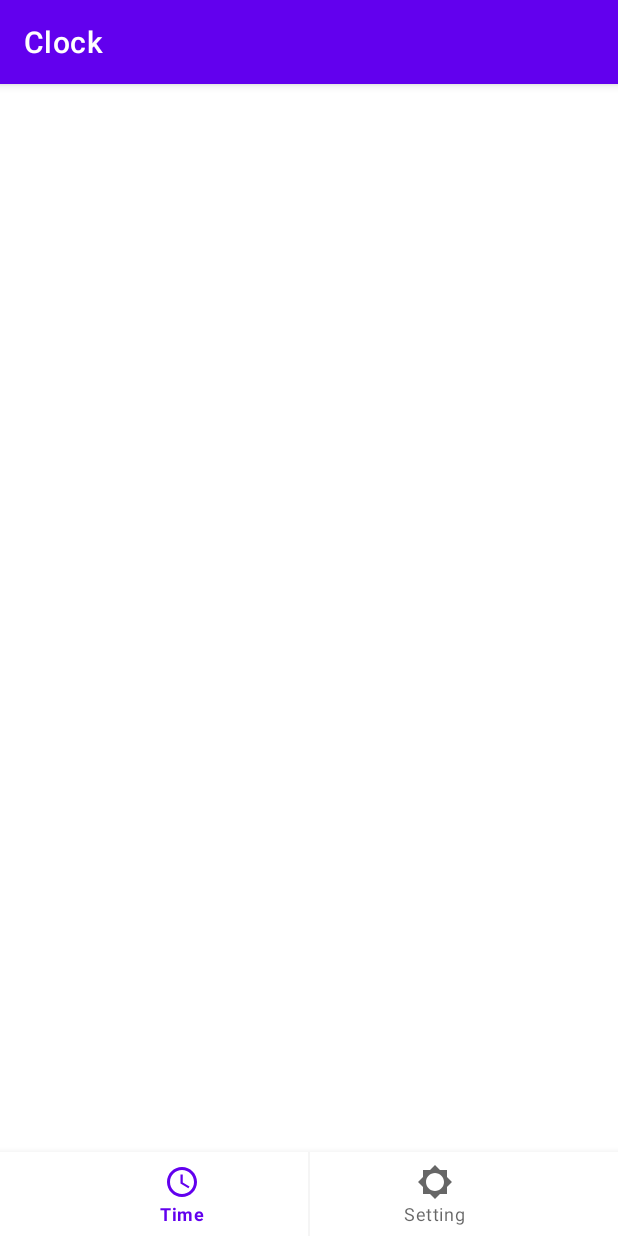
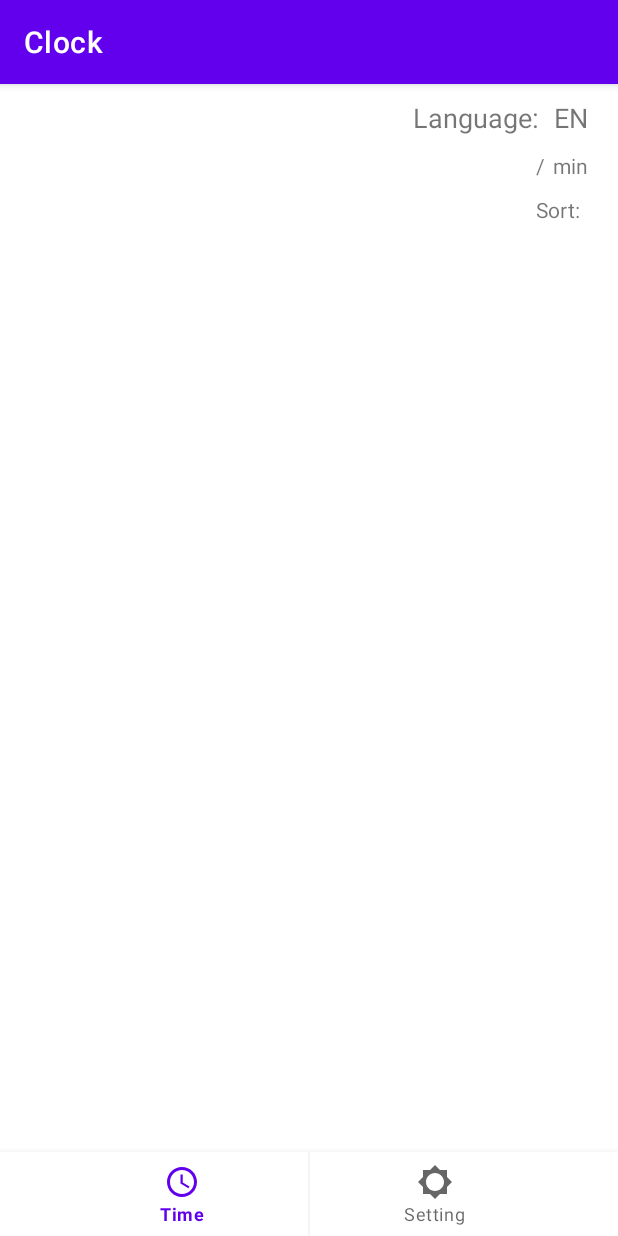
Before and after one commit to charlie1081/Clock, an Android app: the screen it shows after launch (MainActivity), on a phone screen of 412 x 824 dp. Run offline under Robolectric (Android 15) with nearby library versions, the phone set to English and light mode, and no system bars; our stand-ins replace Timber; libraries missing offline, so code that uses them is left out: com.tencent.mmkv; 2 statements that could not run were skipped.

Commit message:
add timeFragment ui

```diff
--- a/app/src/main/java/com/example/clock/App.kt
+++ b/app/src/main/java/com/example/clock/App.kt
@@ -1,11 +1,13 @@
 package com.example.clock
 
 import android.app.Application
+import com.tencent.mmkv.MMKV
 import timber.log.Timber
 
 class App: Application() {
     override fun onCreate() {
         super.onCreate()
         Timber.plant(Timber.DebugTree())
+        MMKV.initialize(this)
     }
 }
--- a/app/src/main/java/com/example/clock/MainActivity.kt
+++ b/app/src/main/java/com/example/clock/MainActivity.kt
@@ -1,15 +1,64 @@
 package com.example.clock
 
 import android.os.Bundle
+import androidx.activity.addCallback
 import androidx.appcompat.app.AppCompatActivity
+import androidx.navigation.NavController
+import androidx.navigation.findNavController
+import androidx.navigation.fragment.NavHostFragment
 import com.example.clock.databinding.MainActivityBinding
+import com.google.android.material.navigation.NavigationBarView
 
 class MainActivity : AppCompatActivity() {
     private lateinit var vb: MainActivityBinding
 
+    private lateinit var navController: NavController
+
+    private val navListener = NavigationBarView.OnItemSelectedListener { item ->
+
+        when (item.itemId) {
+            vb.bnvMainNav.selectedItemId -> {
+                return@OnItemSelectedListener true
+            }
+
+            R.id.time -> {
+                navController.navigate(R.id.actionToTimeFragment)
+            }
+
+            R.id.setting -> {
+                navController.navigate(R.id.actionToSettingFragment)
+            }
+
+            else -> {
+                return@OnItemSelectedListener true
+            }
+        }
+        true
+    }
+
     override fun onCreate(savedInstanceState: Bundle?) {
         super.onCreate(savedInstanceState)
+        initView()
+        setListener()
+    }
+
+    private fun initView() {
         vb = MainActivityBinding.inflate(layoutInflater)
         setContentView(vb.root)
+        navController =
+            (supportFragmentManager.findFragmentById(R.id.mainFragment) as NavHostFragment).navController
+    }
+
+    private fun setListener() {
+        vb.bnvMainNav.setOnItemSelectedListener(navListener)
+        onBackPressedDispatcher.addCallback {
+            if(isTaskRoot) {
+                finish()
+            }
+        }
+    }
+
+    override fun onSupportNavigateUp(): Boolean {
+        return findNavController(R.id.main_nav).navigateUp()
     }
 }
--- a/app/src/main/java/com/example/clock/TimeFragment.kt
+++ b/app/src/main/java/com/example/clock/TimeFragment.kt
@@ -5,11 +5,27 @@ import android.view.LayoutInflater
 import android.view.View
 import android.view.ViewGroup
 import androidx.fragment.app.Fragment
+import androidx.navigation.NavController
+import androidx.navigation.fragment.findNavController
 import com.example.clock.databinding.TimeFragmentBinding
+import com.example.clock.dialog.ListDialog
+import com.example.clock.extension.getNavGraphViewModel
+import com.example.clock.viewholder.StringItemViewHolder
+import com.example.clock.viewmodel.TimeFragmentViewModel
+import java.util.Locale
 
-class TimeFragment: Fragment() {
+class TimeFragment : Fragment() {
     private var _vb: TimeFragmentBinding? = null
-    private val vb get() =  _vb!!
+    private val vb get() = _vb!!
+
+    private lateinit var vm: TimeFragmentViewModel
+
+    protected var navController: NavController? = null
+
+    override fun onCreate(savedInstanceState: Bundle?) {
+        super.onCreate(savedInstanceState)
+        vm = getNavGraphViewModel(R.id.main_nav) { TimeFragmentViewModel(activity?.application as App) }
+    }
 
     override fun onCreateView(
         inflater: LayoutInflater,
@@ -20,6 +36,35 @@ class TimeFragment: Fragment() {
         return vb.root
     }
 
+    override fun onViewCreated(view: View, savedInstanceState: Bundle?) {
+        super.onViewCreated(view, savedInstanceState)
+        initView()
+        setListener()
+        navController = findNavController()
+    }
+
+    private fun initView() {
+        vb.tvSortStyle.text = vm.getSortType()
+    }
+
+    private fun setListener() {
+        vb.tvLanCate.setOnClickListener { tvLanCateOnClick() }
+    }
+
+    private fun tvLanCateOnClick() {
+        openLanDialog()
+    }
+
+    private fun openLanDialog() {
+        context?.let { context ->
+            ListDialog(context, listOf("en", "zh-TW"), object : StringItemViewHolder.OnItemClickListener{
+                override fun onItemClick(text: String) {
+                    //call vm to change language
+                }
+            }).show()
+        }
+    }
+
     override fun onDestroyView() {
         super.onDestroyView()
         _vb = null
--- /dev/null
+++ b/app/src/main/java/com/example/clock/extension/FragmentExtension.kt
@@ -0,0 +1,26 @@
+package com.example.clock.extension
+
+import androidx.annotation.IdRes
+import androidx.fragment.app.Fragment
+import androidx.lifecycle.SavedStateHandle
+import androidx.lifecycle.ViewModel
+import androidx.lifecycle.ViewModelProvider
+import androidx.lifecycle.ViewModelStoreOwner
+import androidx.navigation.fragment.findNavController
+import androidx.savedstate.SavedStateRegistryOwner
+
+inline fun <reified T: ViewModel> Fragment.getNavGraphViewModel(@IdRes navGraphId: Int, noinline creator: ((handle: SavedStateHandle) -> T)? = null): T {
+    val backStackEntry = findNavController().getBackStackEntry(navGraphId)
+    return createViewModelProvider(backStackEntry, backStackEntry, creator)
+}
+
+inline fun <reified T: ViewModel> createViewModelProvider(viewModelStoreOwner: ViewModelStoreOwner,
+                                                          savedStateRegistryOwner: SavedStateRegistryOwner,
+                                                          noinline creator: ((handle: SavedStateHandle) -> T)? = null): T {
+    return when(creator) {
+        null -> ViewModelProvider(viewModelStoreOwner)[T::class.java]
+        else -> ViewModelProvider(viewModelStoreOwner,
+            SavedStateViewModelProviderFactory(savedStateRegistryOwner, creator)
+        )[T::class.java]
+    }
+}
--- /dev/null
+++ b/app/src/main/java/com/example/clock/extension/SavedStateViewModelProviderFactory.kt
@@ -0,0 +1,21 @@
+package com.example.clock.extension
+
+import android.os.Bundle
+import androidx.lifecycle.*
+import androidx.savedstate.SavedStateRegistryOwner
+
+class SavedStateViewModelProviderFactory<T>(
+    owner: SavedStateRegistryOwner,
+    private val creator: (handle: SavedStateHandle) -> T,
+    defaultArgs: Bundle? = null
+): AbstractSavedStateViewModelFactory(owner, defaultArgs) {
+
+    override fun <T : ViewModel> create(
+        key: String,
+        modelClass: Class<T>,
+        handle: SavedStateHandle
+    ): T {
+        val vm = creator(handle)
+        return vm as T
+    }
+}
--- /dev/null
+++ b/app/src/main/java/com/example/clock/viewmodel/TimeFragmentViewModel.kt
@@ -0,0 +1,27 @@
+package com.example.clock.viewmodel
+
+import android.app.Application
+import android.content.Context
+import androidx.lifecycle.AndroidViewModel
+import androidx.lifecycle.ViewModel
+import com.example.clock.R
+import com.example.clock.mmkv.TimePrefManager
+import timber.log.Timber
+import java.util.Locale
+
+class TimeFragmentViewModel(app: Application): AndroidViewModel(app) {
+
+    private val context = getApplication<Application>().applicationContext
+
+    fun setLocale(locale: Locale) {
+
+    }
+
+    fun getSortType(): String {
+        return if(TimePrefManager.timeSort) {
+            context.resources.getString(R.string.asc_sort)
+        } else {
+            context.resources.getString(R.string.desc_sort)
+        }
+    }
+}
--- a/app/src/main/res/layout/main_activity.xml
+++ b/app/src/main/res/layout/main_activity.xml
@@ -7,10 +7,10 @@
 
     <androidx.fragment.app.FragmentContainerView
         android:id="@+id/mainFragment"
+        android:name="androidx.navigation.fragment.NavHostFragment"
         android:layout_width="match_parent"
         android:layout_height="0dp"
-        app:defaultNavHost="true"
-
+        app:defaultNavHost="false"
         app:layout_constraintBottom_toTopOf="@+id/bnvMainNav"
         app:layout_constraintTop_toTopOf="parent"
         app:navGraph="@navigation/main_nav"
--- a/app/src/main/res/layout/time_fragment.xml
+++ b/app/src/main/res/layout/time_fragment.xml
@@ -1,6 +1,7 @@
 <?xml version="1.0" encoding="utf-8"?>
 <androidx.constraintlayout.widget.ConstraintLayout xmlns:android="http://schemas.android.com/apk/res/android"
     xmlns:app="http://schemas.android.com/apk/res-auto"
+    xmlns:tools="http://schemas.android.com/tools"
     android:layout_width="match_parent"
     android:layout_height="match_parent"
     android:paddingHorizontal="20dp"
@@ -33,13 +34,76 @@
     </androidx.constraintlayout.widget.ConstraintLayout>
 
     <androidx.constraintlayout.widget.ConstraintLayout
+        android:id="@+id/clMin"
         android:layout_width="match_parent"
         android:layout_height="wrap_content"
         app:layout_constraintTop_toBottomOf="@+id/clLan"
-        android:layout_marginTop="10dp">
+        android:layout_marginTop="@dimen/item_margin_top">
 
+        <TextView
+            android:id="@+id/tvMin"
+            android:layout_width="wrap_content"
+            android:layout_height="wrap_content"
+            android:text="@string/min"
+            app:layout_constraintTop_toTopOf="parent"
+            app:layout_constraintEnd_toEndOf="parent"/>
 
+        <TextView
+            android:id="@+id/tvDivider"
+            android:layout_width="wrap_content"
+            android:layout_height="wrap_content"
+            android:text="@string/divider"
+            android:layout_marginHorizontal="5dp"
+            app:layout_constraintEnd_toStartOf="@+id/tvMin"
+            app:layout_constraintTop_toTopOf="parent" />
 
     </androidx.constraintlayout.widget.ConstraintLayout>
 
+    <androidx.constraintlayout.widget.ConstraintLayout
+        android:id="@+id/clSort"
+        android:layout_width="match_parent"
+        android:layout_height="wrap_content"
+        app:layout_constraintTop_toBottomOf="@+id/clMin"
+        android:layout_marginTop="@dimen/item_margin_top">
+
+        <TextView
+            android:id="@+id/tvSortStyle"
+            android:layout_width="wrap_content"
+            android:layout_height="wrap_content"
+            tools:text="@string/asc_sort"
+            app:layout_constraintEnd_toEndOf="parent"
+            app:layout_constraintTop_toTopOf="parent"
+            app:layout_constraintStart_toEndOf="@+id/tvSortDivider"/>
+
+        <TextView
+            android:id="@+id/tvSortDivider"
+            android:layout_width="wrap_content"
+            android:layout_height="wrap_content"
+            android:text="@string/sort_divider"
+            android:layout_marginEnd="5dp"
+            app:layout_constraintEnd_toStartOf="@+id/tvSortStyle"
+            app:layout_constraintTop_toTopOf="parent"
+            app:layout_constraintStart_toEndOf="@+id/tvSortTitle"/>
+
+        <TextView
+            android:id="@+id/tvSortTitle"
+            android:layout_width="wrap_content"
+            android:layout_height="wrap_content"
+            android:text="@string/sort"
+            app:layout_constraintEnd_toStartOf="@+id/tvSortDivider"
+            app:layout_constraintHorizontal_bias="1.0"
+            app:layout_constraintHorizontal_chainStyle="packed"
+            app:layout_constraintStart_toStartOf="parent"
+            app:layout_constraintTop_toTopOf="parent" />
+
+    </androidx.constraintlayout.widget.ConstraintLayout>
+
+    <androidx.recyclerview.widget.RecyclerView
+        android:id="@+id/rvClock"
+        android:layout_width="match_parent"
+        android:layout_height="0dp"
+        app:layout_constraintTop_toBottomOf="@+id/clSort"
+        app:layout_constraintBottom_toBottomOf="parent"
+        android:layout_marginTop="@dimen/item_margin_top"/>
+
 </androidx.constraintlayout.widget.ConstraintLayout>
--- a/app/src/main/res/menu/main_activity_menu.xml
+++ b/app/src/main/res/menu/main_activity_menu.xml
@@ -1,9 +1,11 @@
 <?xml version="1.0" encoding="utf-8"?>
 <menu xmlns:android="http://schemas.android.com/apk/res/android">
     <item
+        android:id="@+id/time"
         android:icon="@drawable/baseline_access_time_24"
         android:title="Time"/>
     <item
+        android:id="@+id/setting"
         android:icon="@drawable/baseline_brightness_low_24"
         android:title="Setting"/>
 </menu>
--- a/app/src/main/res/navigation/main_nav.xml
+++ b/app/src/main/res/navigation/main_nav.xml
@@ -5,12 +5,12 @@
     app:startDestination="@id/timeFragment">
 
     <action
-        android:id="@+id/action_to_timeFragment"
+        android:id="@+id/actionToTimeFragment"
         app:destination="@+id/timeFragment"
         app:popUpToInclusive="true" />
 
     <action
-        android:id="@+id/action_to_settingFragment"
+        android:id="@+id/actionToSettingFragment"
         app:destination="@+id/settingFragment"
         app:popUpToInclusive="true" />
 
--- a/app/src/main/res/values/dimes.xml
+++ b/app/src/main/res/values/dimes.xml
@@ -1,4 +1,5 @@
 <?xml version="1.0" encoding="utf-8"?>
 <resources>
     <dimen name="text_size">18sp</dimen>
+    <dimen name="item_margin_top">10dp</dimen>
 </resources>
--- a/app/src/main/res/values/strings.xml
+++ b/app/src/main/res/values/strings.xml
@@ -13,4 +13,6 @@
     <string name="desc_sort">DESC</string>
     <string name="language" translatable="false">Language:</string>
     <string name="language_category">EN</string>
+    <string name="divider" translatable="false">/</string>
+    <string name="sort_divider" translatable="false">:</string>
 </resources>
```
Also changed, not shown: app/build.gradle.kts (+16 -8 lines), app/src/main/java/com/example/clock/adapter/StringAdapter.kt (added, +37 -0 lines), app/src/main/java/com/example/clock/dialog/ListDialog.kt (added, +55 -0 lines), app/src/main/java/com/example/clock/mmkv/MmkvManager.kt (added, +34 -0 lines), app/src/main/java/com/example/clock/mmkv/TimePrefManager.kt (added, +16 -0 lines), app/src/main/java/com/example/clock/viewholder/StringItemViewHolder.kt (added, +22 -0 lines), app/src/main/res/layout/string_item.xml (added, +20 -0 lines), app/src/main/res/layout/string_list.xml (added, +11 -0 lines).
